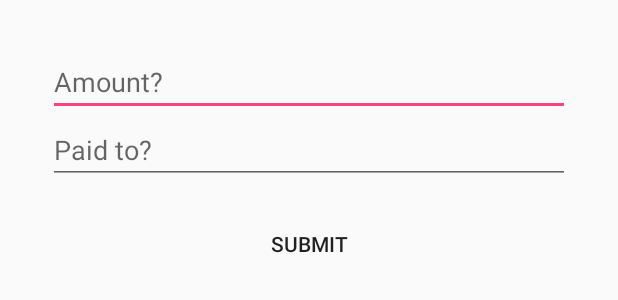
After one commit to webianks/Creddit, an Android app: the layout fragment_bottom_sheet.xml on its own in the app's theme, with its tools: preview values and no code run, on a phone screen of 412 x 824 dp. The commit adds this screen. Shown: the top 300 px of the screen. Run offline under Robolectric (Android 15) with nearby library versions, the phone set to English and light mode, and no system bars.

Commit message:
Getting/Writing transaction data.

```diff
--- a/app/src/main/java/com/webianks/creddit/MainRecyclerViewAdapter.kt
+++ b/app/src/main/java/com/webianks/creddit/MainRecyclerViewAdapter.kt
@@ -18,7 +18,7 @@ class MainRecyclerViewAdapter(var context: Context,
 
     override fun onBindViewHolder(holder: VH?, position: Int) {
 
-        holder?.paid?.text = transactionDataList?.get(position)?.amount
+        holder?.paid?.text = "$"+transactionDataList?.get(position)?.amount
         holder?.to?.text = "paid to "+transactionDataList?.get(position)?.paid_to
     }
 
--- /dev/null
+++ b/app/src/main/res/layout/fragment_bottom_sheet.xml
@@ -0,0 +1,32 @@
+<?xml version="1.0" encoding="utf-8"?>
+<LinearLayout xmlns:android="http://schemas.android.com/apk/res/android"
+    android:orientation="vertical" android:layout_width="match_parent"
+    android:layout_height="match_parent"
+    android:padding="@dimen/essential_margin_double"
+    >
+
+    <EditText
+        android:id="@+id/amount"
+        android:layout_width="match_parent"
+        android:layout_height="wrap_content"
+        android:hint="@string/amount"
+        android:inputType="number"
+        />
+
+    <EditText
+        android:id="@+id/paid_to"
+        android:layout_width="match_parent"
+        android:layout_height="wrap_content"
+        android:hint="@string/paid_to"
+        />
+
+    <Button
+        android:id="@+id/submit"
+        android:layout_width="match_parent"
+        android:layout_height="wrap_content"
+        android:layout_margin="@dimen/essential_margin"
+        android:background="?attr/selectableItemBackground"
+        android:text="@string/submit"
+        />
+
+</LinearLayout>
--- a/app/src/main/res/layout/single_transaction_layout.xml
+++ b/app/src/main/res/layout/single_transaction_layout.xml
@@ -2,7 +2,7 @@
 <LinearLayout xmlns:android="http://schemas.android.com/apk/res/android"
     android:orientation="vertical"
     android:layout_width="match_parent"
-    android:layout_height="match_parent"
+    android:layout_height="wrap_content"
     android:layout_margin="@dimen/essential_margin"
     >
 
@@ -17,7 +17,6 @@
         android:id="@+id/to"
         android:layout_width="wrap_content"
         android:layout_height="wrap_content"
-        android:textStyle="bold"
         />
 
     <View
--- a/app/src/main/res/values/strings.xml
+++ b/app/src/main/res/values/strings.xml
@@ -13,4 +13,6 @@
     <string name="address">Address</string>
     <string name="email">Email</string>
     <string name="dash">not present</string>
+    <string name="amount">Amount?</string>
+    <string name="paid_to">Paid to?</string>
 </resources>
```
Also changed, not shown: app/src/main/java/com/webianks/creddit/MainActivity.java (+121 -22 lines), app/src/main/java/com/webianks/creddit/Util.kt (added, +22 -0 lines).
